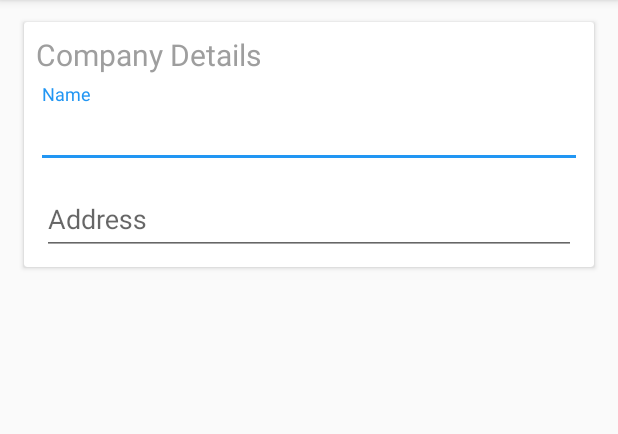
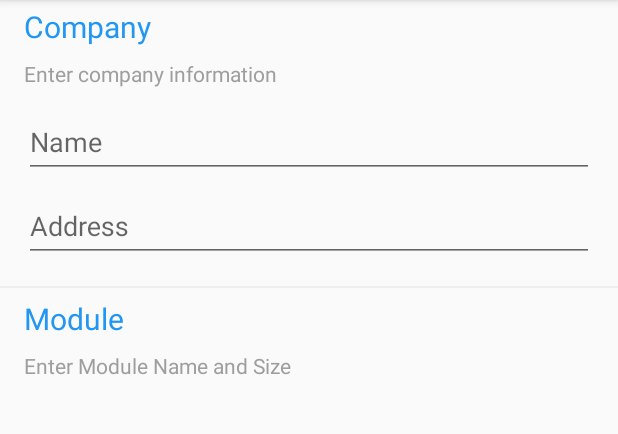
Before and after one commit to zainhaq34/tgs-lsc, an Android app: the HomeFragment screen opened directly, with no data from a screen before it, on a phone screen of 412 x 824 dp, the part 84-518 px from its top. Run offline under Robolectric (Android 15) with nearby library versions, the phone set to English and light mode, and no system bars; our stand-ins replace navigation-ui; Roboto replaces fonts that are not available here; 1 statement that could not run was skipped.

Commit message:
Still Working to Home Fragment

```diff
--- a/LEDScreenCalculator/app/src/main/java/com/example/ledscreencalculator/MainActivity.kt
+++ b/LEDScreenCalculator/app/src/main/java/com/example/ledscreencalculator/MainActivity.kt
@@ -20,6 +20,7 @@ class MainActivity : AppCompatActivity() {
         setSupportActionBar(toolbar)
 
 
+
         setSupportActionBar(toolbar)
         toolbar.setTitleTextColor(Color.WHITE)
 
--- /dev/null
+++ b/LEDScreenCalculator/app/src/main/res/drawable/line.xml
@@ -0,0 +1,9 @@
+<?xml version="1.0" encoding="utf-8"?>
+<shape xmlns:android="http://schemas.android.com/apk/res/android">
+
+    <size
+            android:height="3dp" />
+    <solid
+            android:color="@color/colorPrimary" />
+
+</shape>
--- /dev/null
+++ b/LEDScreenCalculator/app/src/main/res/drawable/line_grey.xml
@@ -0,0 +1,9 @@
+<?xml version="1.0" encoding="utf-8"?>
+<shape xmlns:android="http://schemas.android.com/apk/res/android">
+
+    <size
+            android:height="1dp" />
+    <solid
+            android:color="@color/lightGreyColor" />
+
+</shape>
--- a/LEDScreenCalculator/app/src/main/res/layout/fragment_home.xml
+++ b/LEDScreenCalculator/app/src/main/res/layout/fragment_home.xml
@@ -3,59 +3,92 @@
              xmlns:app="http://schemas.android.com/apk/res-auto" xmlns:tools="http://schemas.android.com/tools"
              android:layout_width="match_parent"
              android:layout_height="match_parent"
-             tools:context=".Fragments.HomeFragment">
+             tools:context=".Fragments.HomeFragment" android:id="@+id/frameLayout">
 
     <!--Androidx Constraint Layout-->
     <androidx.constraintlayout.widget.ConstraintLayout
             android:layout_width="match_parent"
             android:layout_height="match_parent">
-        <androidx.cardview.widget.CardView
-                android:layout_width="0dp"
-                android:layout_height="wrap_content"
-                android:id="@+id/card_comapny" app:layout_constraintTop_toTopOf="parent"
-                android:layout_marginBottom="8dp" app:layout_constraintBottom_toBottomOf="parent"
-                app:layout_constraintEnd_toEndOf="parent" app:layout_constraintStart_toStartOf="parent"
-                android:layout_marginStart="16dp" android:layout_marginEnd="16dp" android:elevation="4dp"
-                app:layout_constraintHorizontal_bias="0.0" app:layout_constraintVertical_bias="0.025">
         <LinearLayout
                 android:orientation="vertical"
+                android:layout_width="0dp"
+                android:layout_height="wrap_content" android:id="@+id/linearLayout"
+                app:layout_constraintEnd_toEndOf="parent"
+                app:layout_constraintTop_toTopOf="parent" app:layout_constraintStart_toStartOf="parent"
+                android:layout_marginLeft="16dp" android:layout_marginRight="16dp">
+            <TextView
+                    android:text="@string/company_text_string"
+                    android:paddingTop="4dp"
+                    android:paddingBottom="4dp"
                     android:layout_width="match_parent"
-                    android:layout_height="match_parent" android:padding="4dp">
+                    android:layout_height="wrap_content" android:id="@+id/textView_company"
+                    style="@style/header"/>
 
             <TextView
-                        android:text="Company Details"
+                    android:text="@string/enter_company_information_string"
+                    android:paddingTop="4dp"
+                    android:paddingBottom="4dp"
                     android:layout_width="match_parent"
-                        android:layout_height="wrap_content" android:id="@+id/textView6"
-                        style="@style/header"
-                        android:padding="4dp"/>
-
+                    android:layout_height="wrap_content" android:id="@+id/textView_company_info"
+                    android:textColor="@color/colorPrimaryDark" style="@style/smallTextField"/>
             <com.google.android.material.textfield.TextInputLayout
                     android:layout_width="match_parent"
-                        android:layout_height="match_parent"
-                        android:paddingTop="2dp"
-                        android:paddingBottom="2dp"
-                        android:paddingLeft="4dp"
-                        android:paddingRight="4dp">
+                    android:layout_height="wrap_content"
+                    android:id="@+id/name_TextInputLayout">
 
                 <com.google.android.material.textfield.TextInputEditText
+                        android:id="@+id/name_TextInputEditText"
                         android:layout_width="match_parent"
                         android:layout_height="wrap_content"
-                            android:hint="Name"/>
+                        android:hint="@string/name_string"
+                        android:focusable="false"/>
+            </com.google.android.material.textfield.TextInputLayout>
             <com.google.android.material.textfield.TextInputLayout
                     android:layout_width="match_parent"
-                            android:layout_height="match_parent"
-                            android:paddingTop="2dp"
-                            android:paddingBottom="2dp"
-                            android:paddingLeft="4dp"
-                            android:paddingRight="4dp">
+                    android:layout_height="wrap_content"
+                    android:id="@+id/address_TextInputLayout">
 
                 <com.google.android.material.textfield.TextInputEditText
+                        android:id="@+id/address_TextInputEditText"
                         android:layout_width="match_parent"
                         android:layout_height="wrap_content"
-                                android:hint="Address"/>
-                    </com.google.android.material.textfield.TextInputLayout>
+                        android:hint="@string/address_string"
+                        android:focusable="false"/>
             </com.google.android.material.textfield.TextInputLayout>
         </LinearLayout>
-        </androidx.cardview.widget.CardView>
+        <ImageView android:layout_width="0dp" android:layout_height="wrap_content"
+                   android:src="@drawable/line_grey" android:id="@+id/imageView2"
+                   app:layout_constraintEnd_toEndOf="parent"
+                   app:layout_constraintStart_toStartOf="parent"
+                   app:layout_constraintVertical_bias="0.0"
+                   app:layout_constraintTop_toBottomOf="@+id/linearLayout"
+                   android:layout_marginBottom="16dp" app:layout_constraintBottom_toTopOf="@+id/linearLayout_product"
+                   android:layout_marginTop="16dp"/>
+        <LinearLayout
+                android:orientation="vertical"
+                android:layout_width="0dp"
+                android:layout_height="wrap_content" android:id="@+id/linearLayout_product"
+                app:layout_constraintEnd_toEndOf="parent"
+                app:layout_constraintStart_toStartOf="parent"
+                android:layout_marginBottom="8dp" app:layout_constraintBottom_toBottomOf="parent"
+                android:layout_marginTop="16dp" app:layout_constraintTop_toBottomOf="@+id/linearLayout"
+                app:layout_constraintVertical_bias="0.0" android:layout_marginLeft="16dp"
+                android:layout_marginRight="16dp">
+            <TextView
+                    android:text="@string/module_string"
+                    android:paddingTop="8dp"
+                    android:paddingBottom="4dp"
+                    android:layout_width="match_parent"
+                    android:layout_height="wrap_content" android:id="@+id/textView_product"
+                    style="@style/header"/>
+
+            <TextView
+                    android:text="@string/product_info_string"
+                    android:paddingTop="4dp"
+                    android:paddingBottom="4dp"
+                    android:layout_width="match_parent"
+                    android:layout_height="wrap_content" android:id="@+id/textView_product_info"
+                    android:textColor="@color/colorPrimaryDark" style="@style/smallTextField"/>
+        </LinearLayout>
     </androidx.constraintlayout.widget.ConstraintLayout>
 </FrameLayout>
--- a/LEDScreenCalculator/app/src/main/res/values/colors.xml
+++ b/LEDScreenCalculator/app/src/main/res/values/colors.xml
@@ -9,4 +9,6 @@
 
     <color name="yellowColor">#FFC20E</color>
 
+    <color name="lightGreyColor">#EEEEEE</color>
+    <color name="lightBlueColor">#64B5F6</color>
 </resources>
--- a/LEDScreenCalculator/app/src/main/res/values/strings.xml
+++ b/LEDScreenCalculator/app/src/main/res/values/strings.xml
@@ -15,4 +15,10 @@
     <string name="todo3">TODO</string>
     <string name="app_review_string"><u>App Review</u></string>
     <string name = "content_text_view_string">Application is provide Calculate to screen dimension Width and Height, Screen Module point location in Width, Height and number of panels and number of Power Supplies. </string>
+    <string name="name_string">Name</string>
+    <string name="address_string">Address</string>
+    <string name="company_text_string">Company</string>
+    <string name="enter_company_information_string">Enter company information</string>
+    <string name="product_info_string">Enter Module Name and Size</string>
+    <string name="module_string">Module</string>
 </resources>
--- a/LEDScreenCalculator/app/src/main/res/values/styles.xml
+++ b/LEDScreenCalculator/app/src/main/res/values/styles.xml
@@ -23,13 +23,14 @@
     <style name="header">
         <item name="android:fontFamily">@font/font</item>
         <item name="android:textSize">20sp</item>
-        <item name="android:textColor">@color/greyColor</item>
+        <item name="android:textColor">@color/colorPrimary</item>
 
 
     </style>
-    <style name="subHeader">
+    <style name="smallTextField">
         <item name="android:fontFamily">@font/font</item>
-        <item name="android:textSize">16sp</item>
+        <item name="android:textSize">14sp</item>
+        <item name="android:textColor">@color/greyColor</item>
     </style>
 
 
```
Lines whose indentation alone changed are shown as unchanged.
